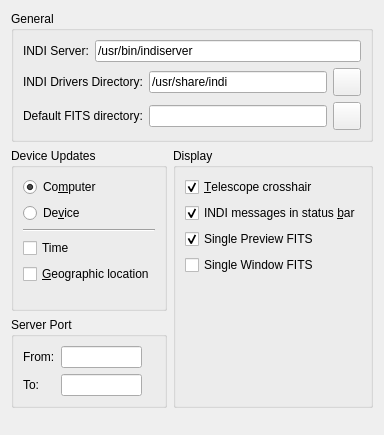
Qt form kstars/indi/opsindi.ui (KDE/kstars) before a commit.
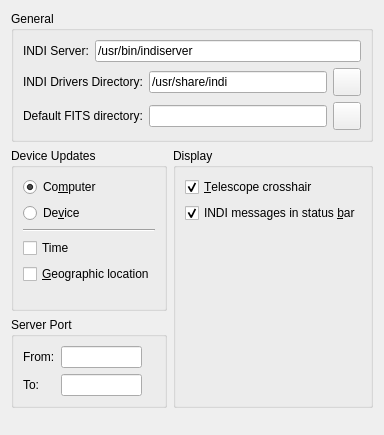
The same form after that commit.

Diff of the .ui file:
```diff
--- a/kstars/indi/opsindi.ui
+++ b/kstars/indi/opsindi.ui
@@ -349,41 +349,6 @@
           </property>
          </widget>
         </item>
-        <item>
-         <widget class="QCheckBox" name="kcfg_singlePreviewFITS">
-          <property name="toolTip">
-           <string>Display all captured FITS images in a single tab instead of multiple tabs per image.</string>
-          </property>
-          <property name="statusTip">
-           <string/>
-          </property>
-          <property name="whatsThis">
-           <string/>
-          </property>
-          <property name="text">
-           <string>Single Preview FITS</string>
-          </property>
-          <property name="checked">
-           <bool>true</bool>
-          </property>
-         </widget>
-        </item>
-        <item>
-         <widget class="QCheckBox" name="kcfg_singleWindowFITS">
-          <property name="toolTip">
-           <string>Display FITS images from all cameras in a single FITS Viewer window instead of a dedicated window to each camera.</string>
-          </property>
-          <property name="whatsThis">
-           <string/>
-          </property>
-          <property name="text">
-           <string>Single Window FITS</string>
-          </property>
-          <property name="checked">
-           <bool>false</bool>
-          </property>
-         </widget>
-        </item>
         <item>
          <spacer name="verticalSpacer">
           <property name="orientation">
```
